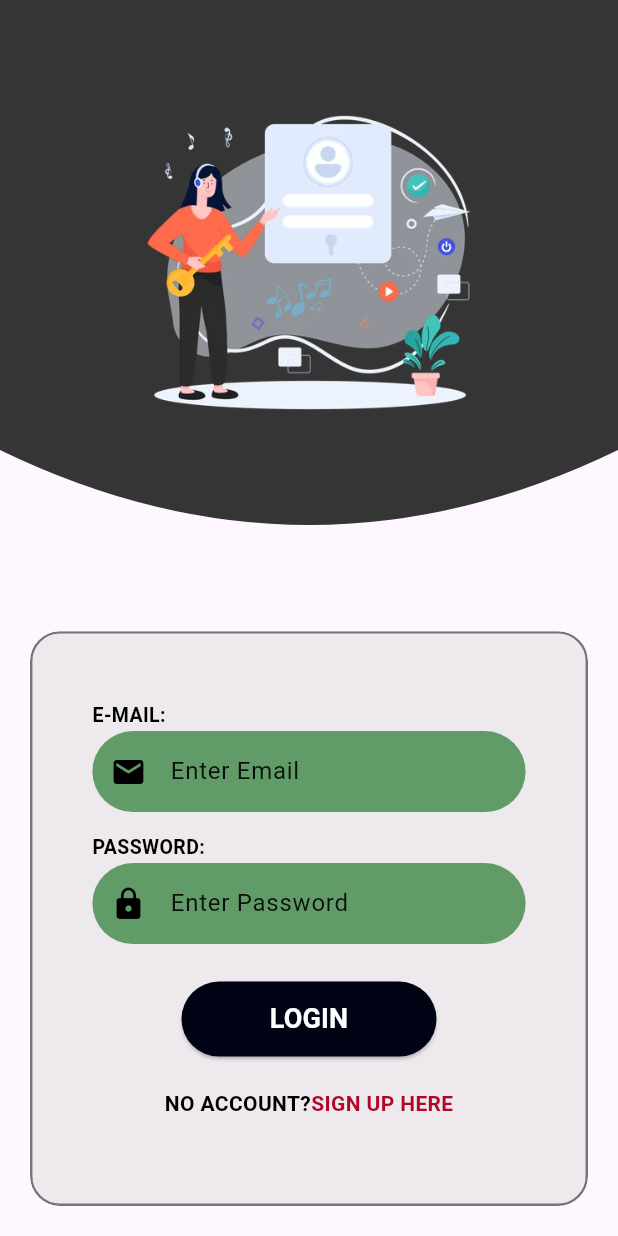
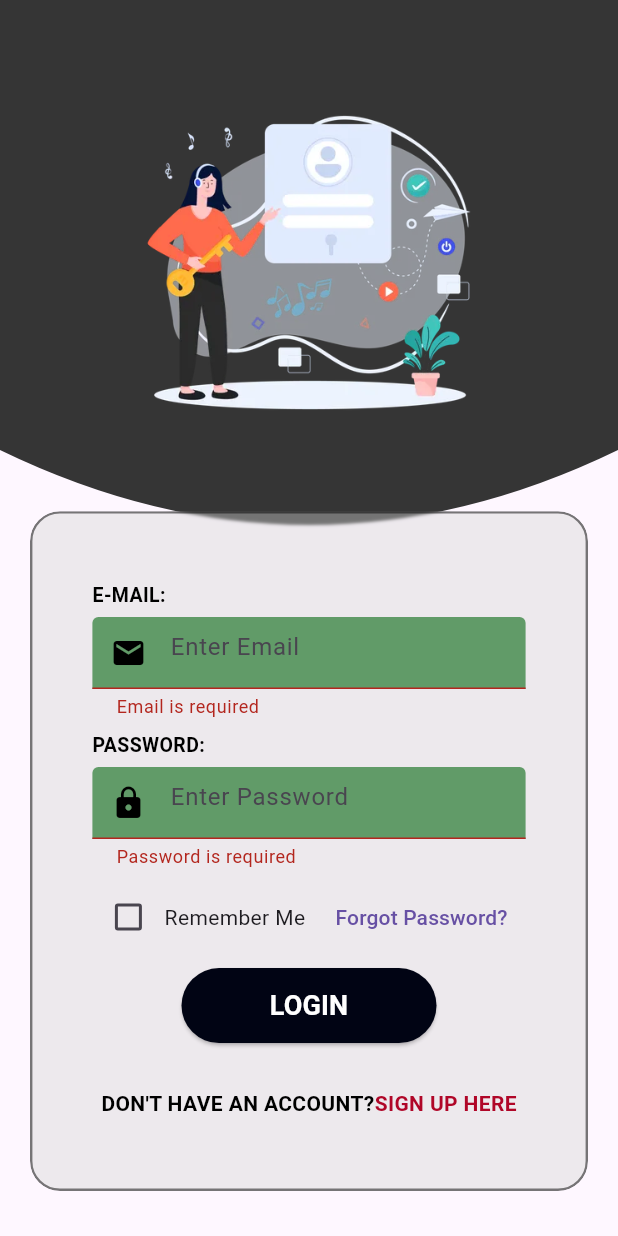
Before and after one commit to Thisarani123/Dietary_Log_Application, a Flutter app: the Signinpage screen opened by its route, after a tap on "LOGIN", on a phone screen of 412 x 824 dp. Run offline on Flutter 3.47's test engine with Material 3 defaults, Android fonts, the light colour scheme and no system bars; our stand-ins replace cloud_firestore, firebase_auth, firebase_core, firebase_storage, google_fonts, image_picker and 1 more; accounts and stored records are empty.

Commit message:
Updated sign in page

```diff
--- a/lib/SigninPage.dart
+++ b/lib/SigninPage.dart
@@ -1,3 +1,4 @@
+import 'package:cloud_firestore/cloud_firestore.dart';
 import 'package:dietary_log_app/SignupPage.dart';
 import 'package:flutter/material.dart';
 import 'package:firebase_auth/firebase_auth.dart';
@@ -13,8 +14,90 @@ class Signinpage extends StatefulWidget {
 }
 
 class _SigninpageState extends State<Signinpage> {
-  TextEditingController _emailTextController = TextEditingController();
-  TextEditingController _passwordTextController = TextEditingController();
+  final TextEditingController _emailTextController = TextEditingController();
+  final TextEditingController _passwordTextController = TextEditingController();
+  final FirebaseAuth _auth = FirebaseAuth.instance;
+
+  String? emailError;
+  String? passwordError;
+  bool _isLoading = false;
+  bool _rememberMe = false;
+  bool _passwordVisible = false;
+
+  void _signIn() async {
+    String email = _emailTextController.text.trim();
+    String password = _passwordTextController.text.trim();
+
+    setState(() {
+      emailError = email.isEmpty ? "Email is required" : null;
+      passwordError = password.isEmpty
+          ? "Password is required"
+          : password.length < 8
+              ? "Password must be at least 8 characters long"
+              : null;
+    });
+
+    if (emailError != null || passwordError != null) return;
+
+    if (!RegExp(r"^[a-zA-Z0-9._%+-]+@[a-zA-Z0-9.-]+\.[a-zA-Z]{2,}$")
+        .hasMatch(email)) {
+      setState(() {
+        emailError = "Enter a valid email address";
+      });
+      return;
+    }
+
+    try {
+      setState(() {
+        _isLoading = true;
+      });
+
+      UserCredential userCredential =
+          await _auth.signInWithEmailAndPassword(email: email, password: password);
+
+      DocumentSnapshot userDoc = await FirebaseFirestore.instance
+          .collection('users')
+          .doc(userCredential.user!.uid)
+          .get();
+
+      String username = userDoc['username'];
+
+      Navigator.pushReplacement(
+        context,
+        MaterialPageRoute(
+          builder: (context) => sidebar(
+            profileImageUrl: '',
+            username: username,
+            email: email,
+          ),
+        ),
+      );
+    } on FirebaseAuthException catch (e) {
+      _showError(e.message ?? "Invalid email or password!");
+    } finally {
+      setState(() {
+        _isLoading = false;
+      });
+    }
+  }
+
+  void _showError(String message) {
+    ScaffoldMessenger.of(context).showSnackBar(SnackBar(content: Text(message)));
+  }
+
+  void _resetPassword() async {
+    if (_emailTextController.text.isEmpty) {
+      _showError("Enter your email to reset password.");
+      return;
+    }
+
+    try {
+      await _auth.sendPasswordResetEmail(email: _emailTextController.text.trim());
+      _showError("Password reset email sent.");
+    } catch (e) {
+      _showError("Error sending password reset email.");
+    }
+  }
 
   @override
   Widget build(BuildContext context) {
@@ -39,43 +122,60 @@ class _SigninpageState extends State<Signinpage> {
           Align(
             alignment: Alignment.bottomCenter,
             child: Padding(
-              padding: const EdgeInsets.symmetric(horizontal: 20, vertical: 20),
+              padding: const EdgeInsets.symmetric(horizontal: 20, vertical: 30),
               child: Glassmorphism(
                 blur: 1,
                 opacity: 0.4,
                 radius: 20,
                 child: Container(
-                  height: 350,
+                  height: 420,
                   width: double.infinity,
                   alignment: Alignment.topCenter,
-                  padding:
-                      const EdgeInsets.symmetric(horizontal: 25, vertical: 30),
+                  padding: const EdgeInsets.symmetric(horizontal: 25, vertical: 30),
                   child: Column(
                     children: [
-                      buildInputField("E-MAIL:", "Enter Email", Icons.email,
-                          false, _emailTextController),
-                      buildInputField("PASSWORD:", "Enter Password", Icons.lock,
-                          true, _passwordTextController),
-                      SizedBox(height: 1),
-                      signInSignUpButton(context, true, () {
-                        FirebaseAuth.instance
-                            .signInWithEmailAndPassword(
-                                email: _emailTextController.text,
-                                password: _passwordTextController.text)
-                            .then((value) {
-                          Navigator.push(
-                              context,
-                              MaterialPageRoute(
-                                  builder: (context) => sidebar(
-                                        profileImageUrl: '',
-                                        username: '',
-                                        email: '',
-                                      )));
-                        }).onError((error, stackTrace) {
-                          print("Error: ${error.toString()}");
-                        });
-                      }),
-                      SizedBox(height: 1),
+                      buildInputField(
+                        "E-MAIL:",
+                        "Enter Email",
+                        Icons.email,
+                        false,
+                        _emailTextController,
+                        emailError,
+                      ),
+                      buildInputField(
+                        "PASSWORD:",
+                        "Enter Password",
+                        Icons.lock,
+                        !_passwordVisible,
+                        _passwordTextController,
+                        passwordError,
+                      ),
+                      Row(
+                        mainAxisAlignment: MainAxisAlignment.spaceBetween,
+                        children: [
+                          Row(
+                            children: [
+                              Checkbox(
+                                value: _rememberMe,
+                                onChanged: (value) {
+                                  setState(() {
+                                    _rememberMe = value!;
+                                  });
+                                },
+                              ),
+                              const Text("Remember Me"),
+                            ],
+                          ),
+                          TextButton(
+                            onPressed: _resetPassword,
+                            child: const Text("Forgot Password?"),
+                          ),
+                        ],
+                      ),
+                      _isLoading
+                          ? const CircularProgressIndicator()
+                          : signInSignUpButton(context, true, _signIn),
+                      const SizedBox(height: 10),
                       signUpOption(),
                     ],
                   ),
@@ -87,32 +187,52 @@ class _SigninpageState extends State<Signinpage> {
       ),
     );
   }
-  Widget buildInputField(String label, String hint, IconData icon,
-      bool isPassword, TextEditingController controller) {
+
+  Widget buildInputField(String label, String hint, IconData icon, bool isPassword,
+      TextEditingController controller, String? error) {
     return Column(
       crossAxisAlignment: CrossAxisAlignment.start,
       children: [
         Text(label,
-            style: TextStyle(
-                color: Colors.black,
-                fontSize: 13,
-                fontWeight: FontWeight.bold)),
-        SizedBox(height: 1),
-        reusableTextField(hint, icon, isPassword, controller),
-        SizedBox(height: 8),
+            style: const TextStyle(
+                color: Colors.black, fontSize: 13, fontWeight: FontWeight.bold)),
+        const SizedBox(height: 5),
+        TextField(
+          controller: controller,
+          obscureText: isPassword,
+          decoration: InputDecoration(
+            hintText: hint,
+            prefixIcon: Icon(icon, color: Colors.black),
+            filled: true,
+            fillColor: Color.fromARGB(255, 82, 147, 90).withOpacity(0.9),
+            errorText: error,
+            focusedBorder: OutlineInputBorder(
+              borderRadius: BorderRadius.circular(80),
+              borderSide: BorderSide(
+                  color: error != null ? Colors.red : Colors.black),
+            ),
+            enabledBorder: OutlineInputBorder(
+              borderRadius: BorderRadius.circular(80),
+              borderSide: BorderSide(
+                  color: error != null ? Colors.red : Colors.black),
+            ),
+          ),
+        ),
+        const SizedBox(height: 8),
       ],
     );
   }
+
   Row signUpOption() {
     return Row(
       mainAxisAlignment: MainAxisAlignment.center,
       children: [
-        const Text("NO ACCOUNT?",
+        const Text("DON'T HAVE AN ACCOUNT?",
             style: TextStyle(color: Colors.black, fontWeight: FontWeight.bold)),
         GestureDetector(
           onTap: () {
-            Navigator.push(context,
-                MaterialPageRoute(builder: (context) => SignUpScreen()));
+            Navigator.push(
+                context, MaterialPageRoute(builder: (context) => SignUpScreen()));
           },
           child: const Text(
             "SIGN UP HERE",
@@ -125,21 +245,3 @@ class _SigninpageState extends State<Signinpage> {
     );
   }
 }
-class CustomClippath extends CustomClipper<Path> {
-  @override
-  Path getClip(Size size) {
-    double w = size.width;
-    double h = size.height;
-
-    final path = Path();
-    path.lineTo(0, h - 50);
-    path.quadraticBezierTo(w / 2, h + 50, w, h - 50);
-    path.lineTo(w, 0);
-    path.close();
-    return path;
-  }
-  @override
-  bool shouldReclip(CustomClipper<Path> oldClipper) {
-    return false;
-  }
-}
```
